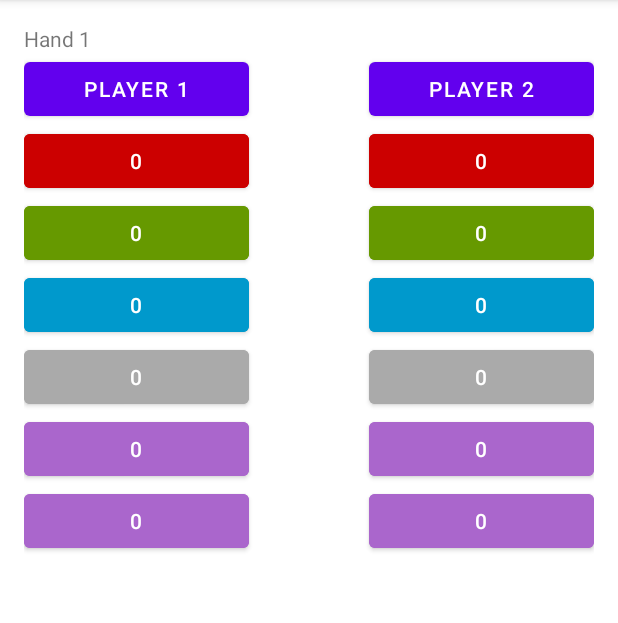
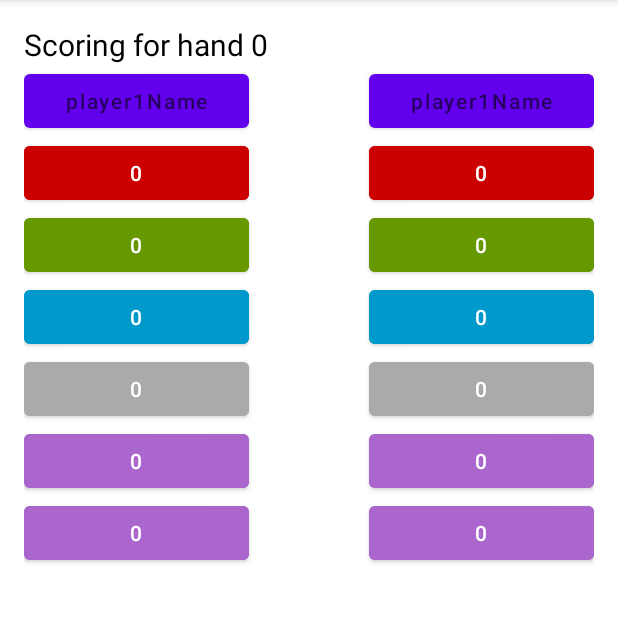
Before and after one commit to StellarsJayNorthwest/LostCities, an Android app: the HandScoringActivity screen opened directly, with no data from a screen before it, on a phone screen of 412 x 824 dp, the part 84-707 px from its top. Run offline under Robolectric (Android 15) with nearby library versions, the phone set to English and light mode, and no system bars.

Commit message:
Pass arguments to sub-activities, add maps for button arguments, add a few more controls

```diff
--- a/app/src/main/java/com/example/lostcitiesscorecalculator/HandScoringActivity.kt
+++ b/app/src/main/java/com/example/lostcitiesscorecalculator/HandScoringActivity.kt
@@ -5,16 +5,48 @@ import androidx.appcompat.app.AppCompatActivity
 import android.os.Bundle
 import com.example.lostcitiesscorecalculator.databinding.HandScoringActivityBinding
 
+data class SingleColorScoring(val hand: Int, val playerName: String, val color: String) {
+}
+
 class HandScoringActivity : AppCompatActivity() {
     private lateinit var binding: HandScoringActivityBinding
 
     override fun onCreate(savedInstanceState: Bundle?) {
         super.onCreate(savedInstanceState)
         binding = HandScoringActivityBinding.inflate(layoutInflater)
+
+        val player1Name = intent.getStringExtra("player1Name") ?: "BadPlayerName1"
+        val player2Name = intent.getStringExtra("player2Name") ?: "BadPlayerName2"
+        val hand = intent.getIntExtra("hand", 0)
+        assert(hand != 0)
+
+        binding.handTitle.setText("Scoring for hand $hand")
+
+        val singleScoringButtons = mapOf(
+            binding.player1Red to SingleColorScoring(hand, player1Name,"red"),
+            binding.player1Green to SingleColorScoring(hand, player1Name,"green"),
+            binding.player1Blue to SingleColorScoring(hand, player1Name,"blue"),
+            binding.player1White to SingleColorScoring(hand, player1Name,"white"),
+            binding.player1Yellow to SingleColorScoring(hand, player1Name,"yellow"),
+            binding.player1Purple to SingleColorScoring(hand, player1Name,"purple"),
+            binding.player2Red to SingleColorScoring(hand, player2Name,"red"),
+            binding.player2Green to SingleColorScoring(hand, player2Name,"green"),
+            binding.player2Blue to SingleColorScoring(hand, player2Name,"blue"),
+            binding.player2White to SingleColorScoring(hand, player2Name,"white"),
+            binding.player2Yellow to SingleColorScoring(hand, player2Name,"yellow"),
+            binding.player2Purple to SingleColorScoring(hand, player2Name,"purple")
+        )
+
+        for(b in singleScoringButtons) {
+            b.key.setOnClickListener {
+                val intent = Intent(this, SingleColorScoringActivity::class.java)
+                intent.putExtra("hand", b.value.hand)
+                intent.putExtra("playerName", b.value.playerName)
+                intent.putExtra("color", b.value.color)
+                startActivity(intent)
+            }
+        }
+
         setContentView(binding.root)
-        binding.player1Blue.setOnClickListener {
-            val intent = Intent(this, SingleColorScoringActivity::class.java)
-            startActivity(intent)
-        }
     }
 }
--- a/app/src/main/java/com/example/lostcitiesscorecalculator/SingleColorScoringActivity.kt
+++ b/app/src/main/java/com/example/lostcitiesscorecalculator/SingleColorScoringActivity.kt
@@ -10,6 +10,7 @@ class SingleColorScoringActivity : AppCompatActivity() {
     override fun onCreate(savedInstanceState: Bundle?) {
         super.onCreate(savedInstanceState)
         binding = SingleColorScoringActivityBinding.inflate(layoutInflater)
+        binding.headerText.setText("Tap each of the cards TODO fill in player name and color")
         setContentView(binding.root)
     }
 }
--- a/app/src/main/res/layout/hand_scoring_activity.xml
+++ b/app/src/main/res/layout/hand_scoring_activity.xml
@@ -11,7 +11,12 @@
         android:id="@+id/handTitle"
         android:layout_width="wrap_content"
         android:layout_height="wrap_content"
-        android:text = "Hand 1" />
+        android:text=""
+        android:hint="handTitle text goes here"
+        android:textColor="@color/black"
+        android:textSize="20sp"
+        tools:layout_editor_absoluteX="16dp"
+        tools:layout_editor_absoluteY="16dp" />
 
     <Button
         android:id="@+id/player1Name"
@@ -19,7 +24,8 @@
         app:layout_constraintTop_toBottomOf="@id/handTitle"
         android:layout_width="150dp"
         android:layout_height="wrap_content"
-        android:text="Player 1"/>
+        android:text=""
+        android:hint="player1Name"  />
 
     <Button
         android:id="@+id/player1Red"
@@ -81,7 +87,8 @@
         app:layout_constraintTop_toBottomOf="@id/handTitle"
         android:layout_width="150dp"
         android:layout_height="wrap_content"
-        android:text="Player 2"/>
+        android:text=""
+        android:hint="player1Name"  />
 
     <Button
         android:id="@+id/player2Red"
--- a/app/src/main/res/layout/single_color_scoring_activity.xml
+++ b/app/src/main/res/layout/single_color_scoring_activity.xml
@@ -11,7 +11,10 @@
         android:id="@+id/headerText"
         android:layout_width="wrap_content"
         android:layout_height="wrap_content"
-        android:text="Tap each of the cards %s has for %s" />
+        android:textColor="@color/black"
+        android:textSize="20sp"
+        android:hint="Tap each of the cards player 1 has for red"
+        android:text="" />
 
     <!-- First row of buttons: three wagers -->
 
```
Also changed, not shown: app/src/main/java/com/example/lostcitiesscorecalculator/MainActivity.kt (+23 -4 lines), app/src/main/res/layout/activity_main.xml (+32 -0 lines).
